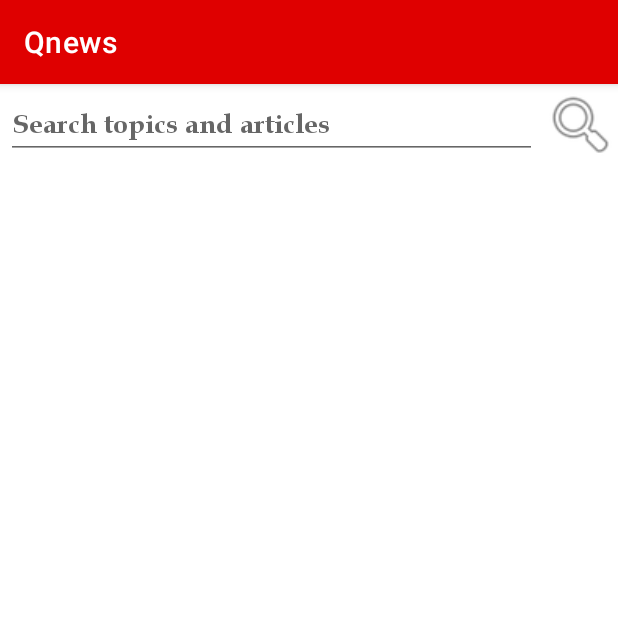
After one commit to Bandyukov/News, an Android app: the SearchFragment screen opened through its navigation route, on a phone screen of 412 x 824 dp, the top half of it. The commit adds this screen. Run offline under Robolectric (Android 15) with nearby library versions, the phone set to English and light mode, and no system bars; our stand-ins replace Room's generated code, data binding; pictures from the network do not load; 3 statements that could not run were skipped.

Commit message:
fragment_search added

```diff
--- a/app/src/main/java/com/example/qnews/MainActivity.kt
+++ b/app/src/main/java/com/example/qnews/MainActivity.kt
@@ -2,10 +2,19 @@ package com.example.qnews
 
 import androidx.appcompat.app.AppCompatActivity
 import android.os.Bundle
+import androidx.navigation.findNavController
 
 class MainActivity : AppCompatActivity() {
     override fun onCreate(savedInstanceState: Bundle?) {
         super.onCreate(savedInstanceState)
         setContentView(R.layout.activity_main)
+
+        val bar = supportActionBar
+        bar?.setIcon(android.R.drawable.arrow_up_float)
+    }
+
+    override fun onSupportNavigateUp(): Boolean {
+        val navController = this.findNavController(R.id.nav_host_fragment_container)
+        return navController.navigateUp()
     }
 }
--- a/app/src/main/java/com/example/qnews/core/network/NewsApi.kt
+++ b/app/src/main/java/com/example/qnews/core/network/NewsApi.kt
@@ -28,6 +28,13 @@ interface NewsApiService {
         @Query(value = "pageSize") pageSize: Int,
         @Query(value = "apiKey") apiKey: String
     ): NewsRequestVO
+
+    @GET(value = "{endpoint}")
+    suspend fun getNewsFromNetByTopic(
+        @Path(value = "endpoint") endpoint: String,
+        @Query(value = "q") q: String,
+        @Query(value = "apiKey") apiKey: String
+    ): NewsRequestVO
 }
 
 object NewsApi {
--- a/app/src/main/java/com/example/qnews/ui/DetailFragment.kt
+++ b/app/src/main/java/com/example/qnews/ui/DetailFragment.kt
@@ -26,6 +26,8 @@ class DetailFragment : Fragment() {
 
         val viewModel = ViewModelProvider(this).get(MainViewModel::class.java)
 
+
+
         binding.lifecycleOwner = this
 
         val bundle: Bundle? = this.arguments
@@ -47,6 +49,7 @@ class DetailFragment : Fragment() {
                 binding.textViewContent.text = it.content
                 binding.textViewUrlToSource.text = it.url
 
+                binding.executePendingBindings()
             }
         }
 
--- a/app/src/main/java/com/example/qnews/ui/ListFragment.kt
+++ b/app/src/main/java/com/example/qnews/ui/ListFragment.kt
@@ -1,10 +1,9 @@
 package com.example.qnews.ui
 
 import android.os.Bundle
+import android.util.Log
+import android.view.*
 import androidx.fragment.app.Fragment
-import android.view.LayoutInflater
-import android.view.View
-import android.view.ViewGroup
 import android.widget.Toast
 import androidx.databinding.DataBindingUtil
 import androidx.lifecycle.ViewModelProvider
@@ -32,6 +31,18 @@ class ListFragment : Fragment() {
 
         binding.lifecycleOwner = this
 
+        val bundle: Bundle? = this.arguments
+
+        bundle?.let {
+            val topic = it.getString("topic")
+            if (topic != null) {
+                if (viewModel.listOFNews.value == null)
+                    viewModel.getNewsByTopic(topic)
+            } else {
+                Toast.makeText(requireContext(), getString(R.string.error), Toast.LENGTH_SHORT).show()
+            }
+        }
+
         val newsAdapter = NewsAdapter()
         binding.recyclerViewNews.apply {
             adapter = newsAdapter
@@ -41,9 +52,9 @@ class ListFragment : Fragment() {
         NewsAdapter.setOnNewsClickListener(object : OnNewsClickListener {
             override fun onNewsClick(position: Int) {
                 val id = viewModel.listOFNews.value!![position].uniqueId
-                val bundle = Bundle()
-                bundle.putInt("id", id)
-                findNavController().navigate(R.id.action_listFragment_to_detailFragment, bundle)
+                val bundle1 = Bundle()
+                bundle1.putInt("id", id)
+                findNavController().navigate(R.id.action_listFragment_to_detailFragment, bundle1)
             }
         })
 
@@ -53,10 +64,26 @@ class ListFragment : Fragment() {
             }
         }
 
-        viewModel.getAllNews()
+        if (viewModel.listOFNews.value == null) {
+            if (bundle == null)
+                viewModel.getAllNews()
+            Log.i("qwe", "View Model null")
+        }
+
+        setHasOptionsMenu(true)
 
         return binding.root
     }
 
+    override fun onCreateOptionsMenu(menu: Menu, inflater: MenuInflater) {
+        inflater.inflate(R.menu.loop, menu)
+        super.onCreateOptionsMenu(menu, inflater)
+    }
+
+    override fun onOptionsItemSelected(item: MenuItem): Boolean {
+        findNavController().navigate(R.id.action_listFragment_to_searchFragment)
+        return super.onOptionsItemSelected(item)
+    }
+
 
 }
--- /dev/null
+++ b/app/src/main/java/com/example/qnews/ui/SearchFragment.kt
@@ -0,0 +1,49 @@
+package com.example.qnews.ui
+
+import android.content.Context
+import android.os.Bundle
+import androidx.fragment.app.Fragment
+import android.view.LayoutInflater
+import android.view.View
+import android.view.ViewGroup
+import android.view.inputmethod.InputMethodManager
+import android.widget.Toast
+import androidx.databinding.DataBindingUtil
+import androidx.navigation.fragment.findNavController
+import com.example.qnews.R
+import com.example.qnews.databinding.FragmentSearchBinding
+
+class SearchFragment : Fragment() {
+
+
+
+    override fun onCreateView(
+        inflater: LayoutInflater, container: ViewGroup?,
+        savedInstanceState: Bundle?
+    ): View? {
+        val binding:FragmentSearchBinding = DataBindingUtil.inflate(
+            inflater,
+            R.layout.fragment_search,
+            container,
+            false
+        )
+
+        binding.imageViewLoop.setOnClickListener {
+            val topic = binding.editTextSearch.text.toString()
+            if (topic.isNotEmpty()) {
+                val bundle = Bundle()
+                bundle.putString("topic", topic)
+                val imm: InputMethodManager =
+                    requireActivity().getSystemService(Context.INPUT_METHOD_SERVICE) as InputMethodManager
+                imm.hideSoftInputFromWindow(requireView().windowToken, 0)
+                findNavController().navigate(R.id.action_searchFragment_to_listFragment, bundle)
+            } else {
+                Toast.makeText(requireContext(), "Field is empty", Toast.LENGTH_SHORT).show()
+            }
+        }
+
+        return binding.root
+    }
+
+
+}
--- a/app/src/main/res/layout/activity_main.xml
+++ b/app/src/main/res/layout/activity_main.xml
@@ -4,15 +4,33 @@
     xmlns:tools="http://schemas.android.com/tools"
     android:layout_width="match_parent"
     android:layout_height="match_parent"
+    android:orientation="vertical"
     tools:context=".MainActivity">
 
+<!--    <androidx.fragment.app.FragmentContainerView-->
+<!--        android:layout_width="match_parent"-->
+<!--        android:layout_height="match_parent"-->
+<!--        android:id="@+id/nav_host_fragment_container"-->
+<!--        android:name="androidx.navigation.fragment.NavHostFragment"-->
+<!--        app:defaultNavHost="true"-->
+<!--        app:navGraph="@navigation/navigation"/>-->
+
     <androidx.fragment.app.FragmentContainerView
+        android:id="@+id/nav_host_fragment"
         android:layout_width="match_parent"
-        android:layout_height="match_parent"
-        android:id="@+id/nav_host_fragment_container"
         android:name="androidx.navigation.fragment.NavHostFragment"
+        android:layout_height="0dp"
+        android:layout_weight="1"
         app:defaultNavHost="true"
-        app:navGraph="@navigation/navigation"/>
+        app:navGraph="@navigation/navigation"
+        />
+<!--    <com.google.android.material.bottomnavigation.BottomNavigationView-->
+<!--        android:id="@+id/nav_view"-->
+<!--        android:layout_width="match_parent"-->
+<!--        android:layout_height="wrap_content"-->
+<!--        android:background="?android:attr/windowBackground"-->
+<!--        app:menu="@menu/bottom_nav_menu"/>-->
+
 
 
 </LinearLayout>
--- a/app/src/main/res/layout/fragment_list.xml
+++ b/app/src/main/res/layout/fragment_list.xml
@@ -6,12 +6,15 @@
     <LinearLayout
         android:layout_width="match_parent"
         android:layout_height="match_parent"
+        android:background="@color/light_gray"
         tools:context=".ui.ListFragment"
-        android:background="@color/light_gray">
+        android:orientation="vertical">
 
         <androidx.recyclerview.widget.RecyclerView
             android:id="@+id/recyclerViewNews"
             android:layout_width="match_parent"
             android:layout_height="match_parent" />
+
+
     </LinearLayout>
 </layout>
--- /dev/null
+++ b/app/src/main/res/layout/fragment_search.xml
@@ -0,0 +1,40 @@
+<?xml version="1.0" encoding="utf-8"?>
+
+<layout xmlns:android="http://schemas.android.com/apk/res/android"
+    xmlns:app="http://schemas.android.com/apk/res-auto"
+    xmlns:tools="http://schemas.android.com/tools">
+
+    <data>
+        <variable
+            name="mainViewModel"
+            type="com.example.qnews.ui.MainViewModel" />
+    </data>
+
+    <androidx.constraintlayout.widget.ConstraintLayout
+        android:layout_width="match_parent"
+        android:layout_height="match_parent"
+        tools:context=".ui.SearchFragment">
+
+        <EditText
+            android:id="@+id/editTextSearch"
+            android:layout_width="0dp"
+            android:layout_height="wrap_content"
+            android:layout_margin="4dp"
+            android:fontFamily="@font/antqua_bold"
+            android:hint="@string/search_topics_and_articles"
+            android:lines="1"
+            app:layout_constraintEnd_toStartOf="@id/imageViewLoop"
+            app:layout_constraintStart_toStartOf="parent"
+            app:layout_constraintTop_toTopOf="parent" />
+
+        <ImageView
+            android:id="@+id/imageViewLoop"
+            android:layout_width="50dp"
+            android:layout_height="50dp"
+            android:src="@android:drawable/ic_menu_search"
+            app:layout_constraintBottom_toBottomOf="@id/editTextSearch"
+            app:layout_constraintEnd_toEndOf="parent"
+            app:layout_constraintStart_toEndOf="@id/editTextSearch"
+            app:layout_constraintTop_toTopOf="@id/editTextSearch" />
+    </androidx.constraintlayout.widget.ConstraintLayout>
+</layout>
--- /dev/null
+++ b/app/src/main/res/menu/bottom_nav_menu.xml
@@ -0,0 +1,22 @@
+<?xml version="1.0" encoding="utf-8"?>
+<menu xmlns:android="http://schemas.android.com/apk/res/android">
+    <item
+        android:id="@+id/navigation_home"
+        android:icon="@android:drawable/arrow_down_float"
+        android:title="qwerty" />
+
+    <!--    <item-->
+    <!--        android:id="@+id/navigation_control"-->
+    <!--        android:icon="@drawable/ic_pan"-->
+    <!--        android:title="@string/titleControl" />-->
+
+    <item
+        android:id="@+id/navigation_program"
+        android:icon="@android:drawable/arrow_up_float"
+        android:title="asdffg" />
+
+    <item
+        android:id="@+id/navigation_settings"
+        android:icon="@android:drawable/arrow_down_float"
+        android:title="zxcvbn" />
+</menu>
--- /dev/null
+++ b/app/src/main/res/menu/loop.xml
@@ -0,0 +1,9 @@
+<?xml version="1.0" encoding="utf-8"?>
+<menu xmlns:android="http://schemas.android.com/apk/res/android"
+    xmlns:app="http://schemas.android.com/apk/res-auto">
+    <item
+        android:id="@+id/loop_icon"
+        android:icon="@android:drawable/ic_menu_search"
+        android:title="find"
+        app:showAsAction="always"/>
+</menu>
--- a/app/src/main/res/navigation/navigation.xml
+++ b/app/src/main/res/navigation/navigation.xml
@@ -1,6 +1,8 @@
 <?xml version="1.0" encoding="utf-8"?>
 <navigation xmlns:android="http://schemas.android.com/apk/res/android"
-    xmlns:app="http://schemas.android.com/apk/res-auto" android:id="@+id/navigation"
+    xmlns:app="http://schemas.android.com/apk/res-auto"
+    xmlns:tools="http://schemas.android.com/tools"
+    android:id="@+id/navigation"
     app:startDestination="@id/listFragment">
 
     <fragment
@@ -10,9 +12,21 @@
         <action
             android:id="@+id/action_listFragment_to_detailFragment"
             app:destination="@id/detailFragment" />
+        <action
+            android:id="@+id/action_listFragment_to_searchFragment"
+            app:destination="@id/searchFragment" />
     </fragment>
     <fragment
         android:id="@+id/detailFragment"
         android:name="com.example.qnews.ui.DetailFragment"
         android:label="DetailFragment" />
+    <fragment
+        android:id="@+id/searchFragment"
+        android:name="com.example.qnews.ui.SearchFragment"
+        android:label="fragment_search"
+        tools:layout="@layout/fragment_search" >
+        <action
+            android:id="@+id/action_searchFragment_to_listFragment"
+            app:destination="@id/listFragment" />
+    </fragment>
 </navigation>
--- a/app/src/main/res/values/colors.xml
+++ b/app/src/main/res/values/colors.xml
@@ -10,4 +10,5 @@
     <color name="light_gray">#EAEAEA</color>
     <color name="red">#DF0000</color>
     <color name="dark_red">#C60000</color>
+    <color name="orange">#DF6500</color>
 </resources>
--- a/app/src/main/res/values/strings.xml
+++ b/app/src/main/res/values/strings.xml
@@ -4,4 +4,6 @@
     <string name="hello_blank_fragment">Hello blank fragment</string>
     <string name="news_picture">news picture</string>
     <string name="source_date">%s / %s</string>
+    <string name="search_topics_and_articles">Search topics and articles</string>
+    <string name="error">unexpected error occurred</string>
 </resources>
```
Also changed, not shown: app/src/main/java/com/example/qnews/core/repo/MainRepository.kt (+25 -10 lines), app/src/main/java/com/example/qnews/ui/MainViewModel.kt (+10 -5 lines), app/src/main/res/layout/fragment_detail.xml (+14 -1 lines).
